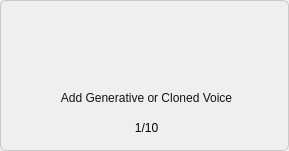
First picture: the form in widget/Setting/SoundBot/WAddVoiceModel.ui, repository yechaoGitHub/AI, before the edit.
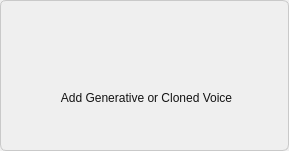
Second picture: the form after the edit. Icons and pictures are not drawn.

What changed in the file:
```diff
--- a/widget/Setting/SoundBot/WAddVoiceModel.ui
+++ b/widget/Setting/SoundBot/WAddVoiceModel.ui
@@ -159,7 +159,7 @@
       <item>
        <widget class="QLabel" name="label_page">
         <property name="text">
-         <string>1/10</string>
+         <string/>
         </property>
         <property name="alignment">
          <set>Qt::AlignCenter</set>
```
